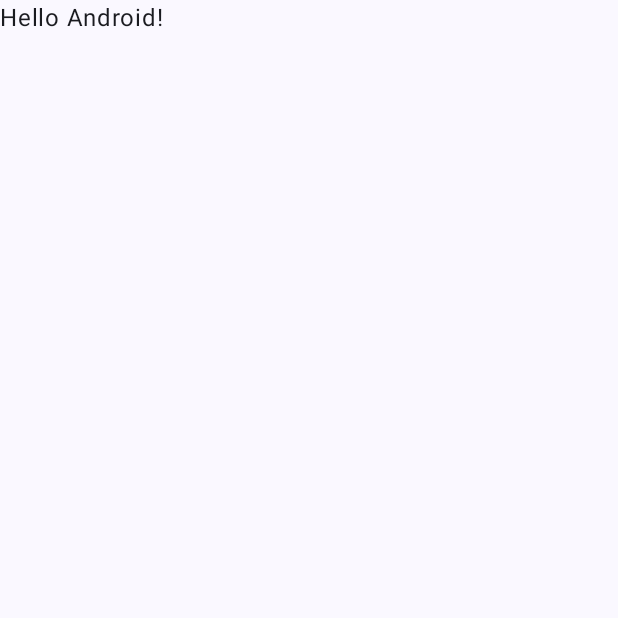
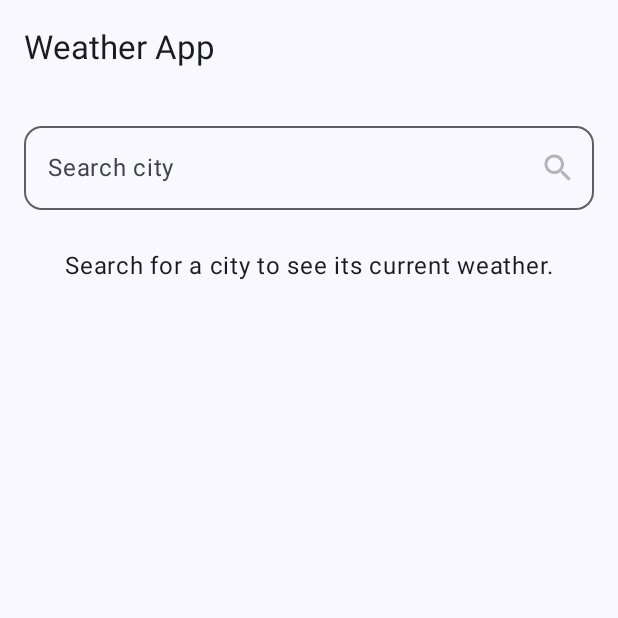
Before and after one commit to Kenrose1/LabActivity_3.2, an Android app built with Jetpack Compose: the screen it shows after launch (MainActivity), on a phone screen of 412 x 824 dp, the top half of it. Before the commit the part shown is almost empty. Run offline under Robolectric (Android 15) with nearby library versions, the phone set to English and light mode, and no system bars; pictures from the network do not load.

Commit message:
Add initial implementation of WeatherApp with API integration and UI components

```diff
--- a/app/src/main/AndroidManifest.xml
+++ b/app/src/main/AndroidManifest.xml
@@ -1,6 +1,8 @@
 <?xml version="1.0" encoding="utf-8"?>
 <manifest xmlns:android="http://schemas.android.com/apk/res/android"
     xmlns:tools="http://schemas.android.com/tools">
+
+    <uses-permission android:name="android.permission.INTERNET" />
 
     <application
         android:allowBackup="true"
--- a/app/src/main/java/com/example/weatherapp/MainActivity.kt
+++ b/app/src/main/java/com/example/weatherapp/MainActivity.kt
@@ -1,47 +1,150 @@
 package com.example.weatherapp
 
 import android.os.Bundle
+import android.widget.ImageView
 import androidx.activity.ComponentActivity
 import androidx.activity.compose.setContent
-import androidx.activity.enableEdgeToEdge
+import androidx.compose.foundation.layout.Arrangement
+import androidx.compose.foundation.layout.Box
+import androidx.compose.foundation.layout.Column
+import androidx.compose.foundation.layout.Row
+import androidx.compose.foundation.layout.Spacer
 import androidx.compose.foundation.layout.fillMaxSize
+import androidx.compose.foundation.layout.fillMaxWidth
+import androidx.compose.foundation.layout.height
 import androidx.compose.foundation.layout.padding
+import androidx.compose.foundation.layout.size
+import androidx.compose.foundation.shape.RoundedCornerShape
+import androidx.compose.material.icons.Icons
+import androidx.compose.material.icons.filled.Search
+import androidx.compose.material3.CircularProgressIndicator
+import androidx.compose.material3.ExperimentalMaterial3Api
+import androidx.compose.material3.Icon
+import androidx.compose.material3.IconButton
+import androidx.compose.material3.MaterialTheme
+import androidx.compose.material3.OutlinedTextField
 import androidx.compose.material3.Scaffold
 import androidx.compose.material3.Text
+import androidx.compose.material3.TopAppBar
 import androidx.compose.runtime.Composable
+import androidx.compose.runtime.LaunchedEffect
+import androidx.compose.runtime.getValue
+import androidx.compose.runtime.mutableStateOf
+import androidx.compose.runtime.remember
+import androidx.compose.runtime.setValue
+import androidx.compose.ui.Alignment
 import androidx.compose.ui.Modifier
-import androidx.compose.ui.tooling.preview.Preview
+import androidx.compose.ui.platform.LocalContext
+import androidx.compose.ui.text.input.ImeAction
+import androidx.compose.ui.unit.dp
+import androidx.compose.ui.viewinterop.AndroidView
+import androidx.lifecycle.ViewModel
+import androidx.lifecycle.viewmodel.compose.viewModel
+import com.bumptech.glide.Glide
 import com.example.weatherapp.ui.theme.WeatherAppTheme
+import kotlinx.coroutines.launch
+import androidx.compose.runtime.rememberCoroutineScope
 
 class MainActivity : ComponentActivity() {
     override fun onCreate(savedInstanceState: Bundle?) {
         super.onCreate(savedInstanceState)
-        enableEdgeToEdge()
         setContent {
             WeatherAppTheme {
-                Scaffold(modifier = Modifier.fillMaxSize()) { innerPadding ->
-                    Greeting(
-                        name = "Android",
-                        modifier = Modifier.padding(innerPadding)
-                    )
-                }
+                WeatherApp()
             }
         }
     }
 }
 
 @Composable
-fun Greeting(name: String, modifier: Modifier = Modifier) {
-    Text(
-        text = "Hello $name!",
-        modifier = modifier
+@OptIn(ExperimentalMaterial3Api::class)
+private fun WeatherApp(weatherViewModel: WeatherViewModel = viewModel()) {
+    var city by remember { mutableStateOf("") }
+    val scope = rememberCoroutineScope()
+
+    Scaffold(
+        topBar = { TopAppBar(title = { Text("Weather App") }) }
+    ) { paddingValues ->
+        Column(
+            modifier = Modifier
+                .fillMaxSize()
+                .padding(paddingValues)
+                .padding(horizontal = 16.dp, vertical = 12.dp),
+            horizontalAlignment = Alignment.CenterHorizontally
+        ) {
+            OutlinedTextField(
+                value = city,
+                onValueChange = { city = it },
+                modifier = Modifier.fillMaxWidth(),
+                singleLine = true,
+                shape = RoundedCornerShape(12.dp),
+                label = { Text("Search city") },
+                placeholder = { Text("Enter a city, e.g. New York") },
+                trailingIcon = {
+                    IconButton(
+                        onClick = { scope.launch { weatherViewModel.search(city) } },
+                        enabled = city.isNotBlank() && !weatherViewModel.isLoading
+                    ) {
+                        Icon(Icons.Default.Search, contentDescription = "Search")
+                    }
+                },
+                keyboardOptions = androidx.compose.foundation.text.KeyboardOptions(
+                    imeAction = ImeAction.Search
+                ),
+                keyboardActions = androidx.compose.foundation.text.KeyboardActions(
+                    onSearch = { scope.launch { weatherViewModel.search(city) } }
+                )
+            )
+
+            Spacer(modifier = Modifier.height(28.dp))
+
+            when {
+                weatherViewModel.isLoading -> CircularProgressIndicator()
+                weatherViewModel.errorMessage != null -> Text(
+                    text = weatherViewModel.errorMessage.orEmpty(),
+                    color = MaterialTheme.colorScheme.error,
+                    style = MaterialTheme.typography.bodyLarge
+                )
+                weatherViewModel.weather != null -> WeatherResult(weatherViewModel.weather!!)
+                else -> Text(
+                    text = "Search for a city to see its current weather.",
+                    style = MaterialTheme.typography.bodyLarge
+                )
+            }
+        }
+    }
+}
+
+@Composable
+private fun WeatherResult(weather: WeatherResponse) {
+    val condition = weather.weather.firstOrNull()
+    Column(modifier = Modifier.fillMaxWidth()) {
+        Row(
+            modifier = Modifier.fillMaxWidth(),
+            horizontalArrangement = Arrangement.SpaceBetween,
+            verticalAlignment = Alignment.Top
+        ) {
+            Column {
+                Text(weather.name, style = MaterialTheme.typography.headlineSmall)
+                Spacer(modifier = Modifier.height(4.dp))
+                Text(condition?.main ?: "Unknown", style = MaterialTheme.typography.titleLarge)
+                Text(condition?.description?.replaceFirstChar { it.uppercase() } ?: "")
+            }
+            condition?.icon?.let { WeatherIcon(it) }
+        }
+    }
+}
+
+@Composable
+private fun WeatherIcon(iconCode: String) {
+    val context = LocalContext.current
+    AndroidView(
+        factory = { ImageView(it) },
+        modifier = Modifier.size(96.dp),
+        update = { imageView ->
+            Glide.with(context)
+                .load("https://openweathermap.org/img/wn/${iconCode}@2x.png")
+                .into(imageView)
+        }
     )
 }
-
-@Preview(showBackground = true)
-@Composable
-fun GreetingPreview() {
-    WeatherAppTheme {
-        Greeting("Android")
-    }
-}
--- /dev/null
+++ b/app/src/main/java/com/example/weatherapp/WeatherViewModel.kt
@@ -0,0 +1,37 @@
+package com.example.weatherapp
+
+import androidx.compose.runtime.getValue
+import androidx.compose.runtime.mutableStateOf
+import androidx.compose.runtime.setValue
+import androidx.lifecycle.ViewModel
+
+class WeatherViewModel : ViewModel() {
+    var weather by mutableStateOf<WeatherResponse?>(null)
+        private set
+    var isLoading by mutableStateOf(false)
+        private set
+    var errorMessage by mutableStateOf<String?>(null)
+        private set
+
+    suspend fun search(city: String) {
+        val trimmedCity = city.trim()
+        if (trimmedCity.isEmpty()) return
+
+        isLoading = true
+        errorMessage = null
+        try {
+            if (BuildConfig.OPEN_WEATHER_API_KEY.isBlank()) {
+                errorMessage = "Add OPEN_WEATHER_API_KEY to local.properties first."
+                return
+            }
+            weather = WeatherApi.service.getCurrentWeather(
+                city = trimmedCity,
+                apiKey = BuildConfig.OPEN_WEATHER_API_KEY
+            )
+        } catch (exception: Exception) {
+            errorMessage = "Unable to load weather. Check the city name and your connection."
+        } finally {
+            isLoading = false
+        }
+    }
+}
```
Also changed, not shown: app/build.gradle.kts (+24 -0 lines), app/src/main/java/com/example/weatherapp/WeatherApi.kt (added, +38 -0 lines).
